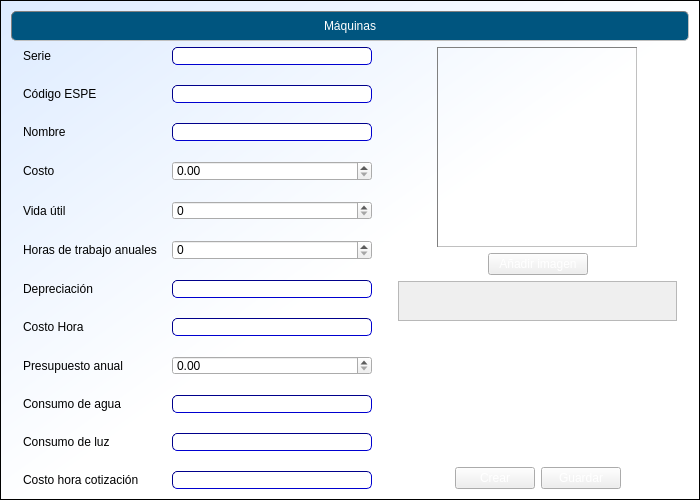
The window that cosmec/formulariomaq.ui (Exxu/cosmec-si) describes before a commit, drawn with Qt 5.
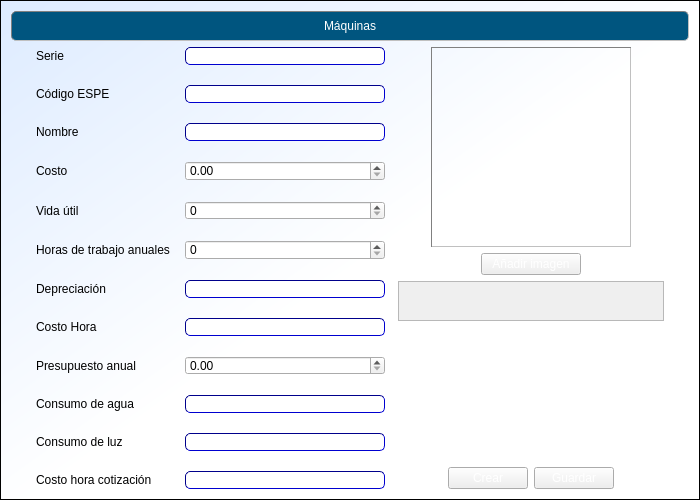
The same window after the commit.

Patch:
```diff
--- a/cosmec/formulariomaq.ui
+++ b/cosmec/formulariomaq.ui
@@ -114,6 +114,22 @@
        </property>
       </spacer>
      </item>
+     <item>
+      <spacer name="horizontalSpacer_10">
+       <property name="orientation">
+        <enum>Qt::Horizontal</enum>
+       </property>
+       <property name="sizeType">
+        <enum>QSizePolicy::Maximum</enum>
+       </property>
+       <property name="sizeHint" stdset="0">
+        <size>
+         <width>40</width>
+         <height>20</height>
+        </size>
+       </property>
+      </spacer>
+     </item>
      <item>
       <layout class="QFormLayout" name="formLayout">
        <property name="fieldGrowthPolicy">
@@ -484,6 +500,22 @@
        </item>
       </layout>
      </item>
+     <item>
+      <spacer name="horizontalSpacer_11">
+       <property name="orientation">
+        <enum>Qt::Horizontal</enum>
+       </property>
+       <property name="sizeType">
+        <enum>QSizePolicy::Maximum</enum>
+       </property>
+       <property name="sizeHint" stdset="0">
+        <size>
+         <width>40</width>
+         <height>20</height>
+        </size>
+       </property>
+      </spacer>
+     </item>
      <item>
       <spacer name="horizontalSpacer_5">
        <property name="orientation">
```
